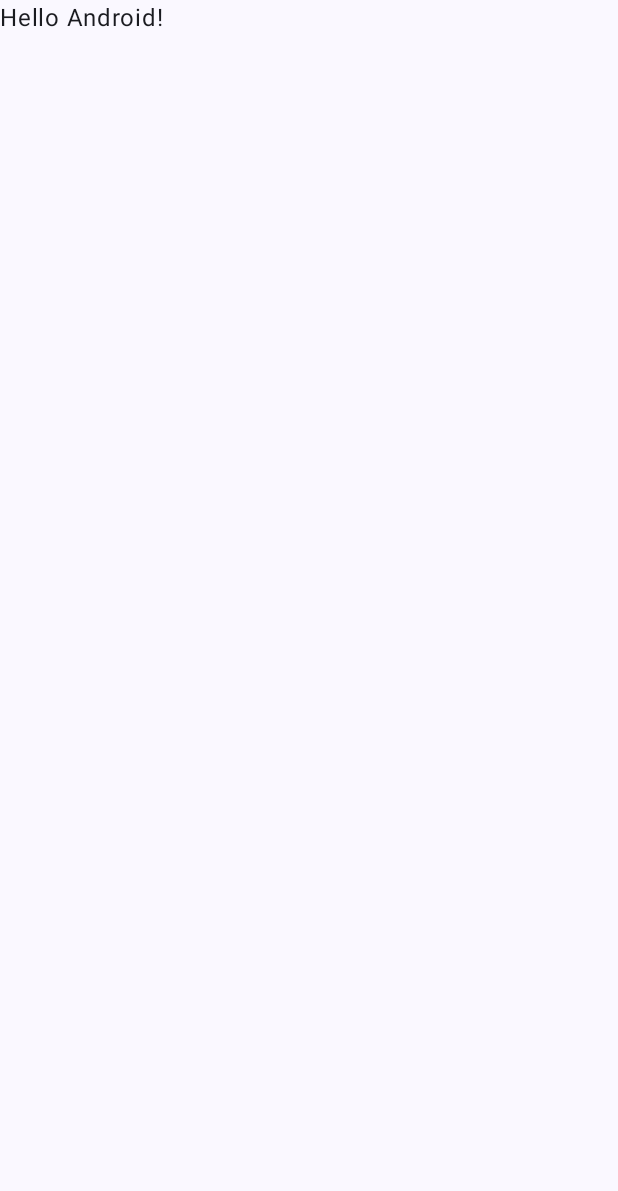
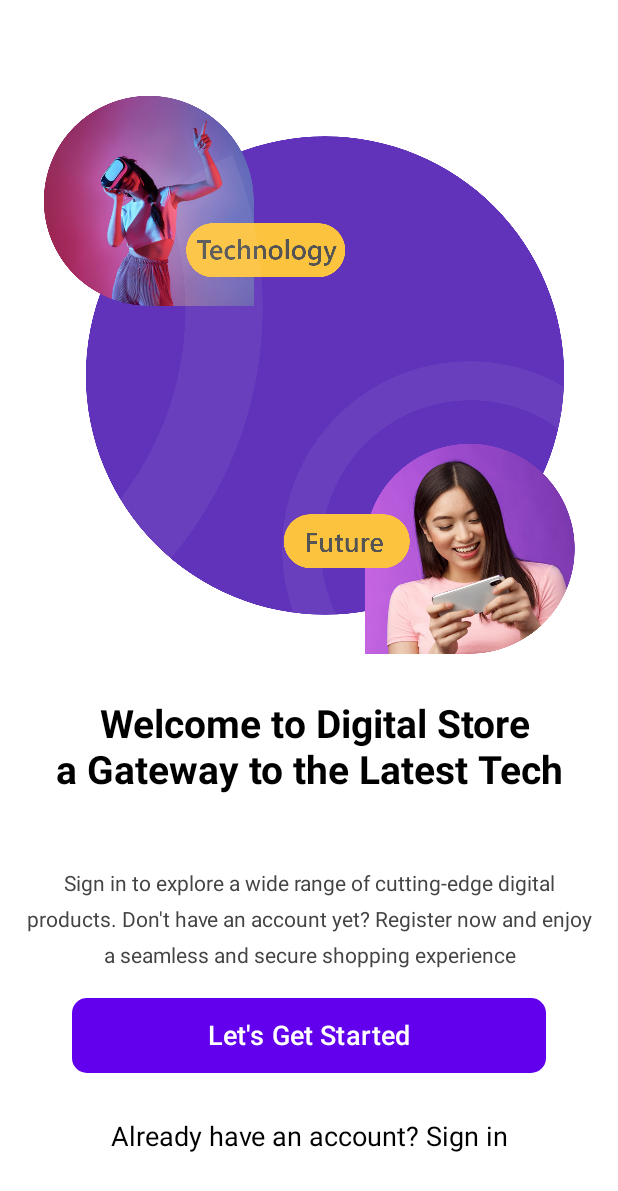
Before and after one commit to vokrob/OnlineShopApp, an Android app built with Jetpack Compose: the screen it shows after launch (MainActivity before the commit, IntroActivity after it), on a phone screen of 412 x 824 dp. Before the commit the part shown is almost empty. Shown: the top 1191 px of the screen. Run offline under Robolectric (Android 15) with nearby library versions, the phone set to English and light mode, and no system bars.

Commit message:
Create IntroActivity

```diff
--- a/app/build.gradle.kts
+++ b/app/build.gradle.kts
@@ -2,6 +2,7 @@ plugins {
     alias(libs.plugins.android.application)
     alias(libs.plugins.kotlin.android)
     alias(libs.plugins.kotlin.compose)
+    alias(libs.plugins.google.gms.google.services)
 }
 
 android {
@@ -10,7 +11,7 @@ android {
 
     defaultConfig {
         applicationId = "com.vokrob.onlineshopapp"
-        minSdk = 21
+        minSdk = 23
         targetSdk = 35
         versionCode = 1
         versionName = "1.0"
@@ -58,6 +59,10 @@ dependencies {
     implementation(libs.gson)
     implementation(libs.androidx.constraintlayout.compose)
     implementation(libs.androidx.foundation)
+    implementation(libs.firebase.database)
+    implementation(libs.androidx.appcompat)
+    implementation(libs.material)
+    implementation(libs.androidx.activity)
 
     testImplementation(libs.junit)
     androidTestImplementation(libs.androidx.junit)
--- a/app/src/main/AndroidManifest.xml
+++ b/app/src/main/AndroidManifest.xml
@@ -13,16 +13,22 @@
         android:theme="@style/Theme.OnlineShopApp"
         tools:targetApi="31">
         <activity
-            android:name=".MainActivity"
-            android:exported="true"
-            android:label="@string/app_name"
-            android:theme="@style/Theme.OnlineShopApp">
+            android:name=".IntroActivity"
+            android:exported="true">
             <intent-filter>
                 <action android:name="android.intent.action.MAIN" />
 
                 <category android:name="android.intent.category.LAUNCHER" />
             </intent-filter>
         </activity>
+        <activity
+            android:name=".BaseActivity"
+            android:exported="false" />
+        <activity
+            android:name=".MainActivity"
+            android:exported="true"
+            android:label="@string/app_name"
+            android:theme="@style/Theme.OnlineShopApp"></activity>
     </application>
 
 </manifest>
--- /dev/null
+++ b/app/src/main/java/com/vokrob/onlineshopapp/BaseActivity.kt
@@ -0,0 +1,10 @@
+package com.vokrob.onlineshopapp
+
+import android.os.Bundle
+import androidx.appcompat.app.AppCompatActivity
+
+open class BaseActivity : AppCompatActivity() {
+    override fun onCreate(savedInstanceState: Bundle?) {
+        super.onCreate(savedInstanceState)
+    }
+}
--- /dev/null
+++ b/app/src/main/java/com/vokrob/onlineshopapp/IntroActivity.kt
@@ -0,0 +1,126 @@
+package com.vokrob.onlineshopapp
+
+import android.content.Intent
+import android.os.Bundle
+import android.view.View
+import android.view.WindowManager
+import androidx.activity.compose.setContent
+import androidx.compose.foundation.Image
+import androidx.compose.foundation.background
+import androidx.compose.foundation.layout.Column
+import androidx.compose.foundation.layout.Spacer
+import androidx.compose.foundation.layout.fillMaxSize
+import androidx.compose.foundation.layout.fillMaxWidth
+import androidx.compose.foundation.layout.height
+import androidx.compose.foundation.layout.padding
+import androidx.compose.foundation.rememberScrollState
+import androidx.compose.foundation.shape.RoundedCornerShape
+import androidx.compose.foundation.verticalScroll
+import androidx.compose.material3.Button
+import androidx.compose.material3.ButtonDefaults
+import androidx.compose.material3.Text
+import androidx.compose.runtime.Composable
+import androidx.compose.ui.Alignment
+import androidx.compose.ui.Modifier
+import androidx.compose.ui.graphics.Color
+import androidx.compose.ui.layout.ContentScale
+import androidx.compose.ui.res.colorResource
+import androidx.compose.ui.res.painterResource
+import androidx.compose.ui.res.stringResource
+import androidx.compose.ui.text.font.FontWeight
+import androidx.compose.ui.text.style.TextAlign
+import androidx.compose.ui.tooling.preview.Preview
+import androidx.compose.ui.unit.dp
+import androidx.compose.ui.unit.sp
+
+class IntroActivity : BaseActivity() {
+    override fun onCreate(savedInstanceState: Bundle?) {
+        super.onCreate(savedInstanceState)
+
+        window.clearFlags(WindowManager.LayoutParams.FLAG_TRANSLUCENT_STATUS)
+        window.addFlags(WindowManager.LayoutParams.FLAG_DRAWS_SYSTEM_BAR_BACKGROUNDS)
+        window.decorView.systemUiVisibility = View.SYSTEM_UI_FLAG_LIGHT_STATUS_BAR
+
+        setContent {
+            IntroScreen(
+                onClick = {
+                    startActivity(
+                        Intent(
+                            this,
+                            MainActivity::class.java
+                        )
+                    )
+                }
+            )
+        }
+    }
+}
+
+@Preview
+@Composable
+fun IntroScreen(onClick: () -> Unit = { }) {
+    Column(
+        modifier = Modifier
+            .fillMaxSize()
+            .background(Color.White)
+            .verticalScroll(rememberScrollState())
+            .padding(16.dp),
+        horizontalAlignment = Alignment.CenterHorizontally
+    ) {
+        Image(
+            painter = painterResource(R.drawable.intro_logo),
+            contentDescription = null,
+            modifier = Modifier
+                .padding(top = 48.dp)
+                .fillMaxWidth(),
+            contentScale = ContentScale.Fit
+        )
+
+        Spacer(modifier = Modifier.height(32.dp))
+
+        Text(
+            text = stringResource(R.string.intro_title),
+            fontSize = 26.sp,
+            fontWeight = FontWeight.Bold,
+            textAlign = TextAlign.Center
+        )
+
+        Spacer(modifier = Modifier.height(32.dp))
+
+        Text(
+            text = stringResource(R.string.intro_sub_title),
+            modifier = Modifier.padding(top = 16.dp),
+            color = Color.DarkGray,
+            textAlign = TextAlign.Center,
+            lineHeight = 24.sp
+        )
+
+        Button(
+            onClick = { onClick() },
+            modifier = Modifier
+                .padding(
+                    horizontal = 32.dp,
+                    vertical = 16.dp
+                )
+                .fillMaxWidth()
+                .height(50.dp),
+            colors = ButtonDefaults.buttonColors(
+                containerColor = colorResource(R.color.purple)
+            ),
+            shape = RoundedCornerShape(10.dp)
+        ) {
+            Text(
+                text = stringResource(R.string.letgo),
+                color = Color.White,
+                fontSize = 18.sp,
+            )
+        }
+
+        Text(
+            text = stringResource(R.string.sign),
+            textAlign = TextAlign.Center,
+            modifier = Modifier.padding(top = 16.dp),
+            fontSize = 18.sp,
+        )
+    }
+}
--- a/app/src/main/res/values/strings.xml
+++ b/app/src/main/res/values/strings.xml
@@ -1,3 +1,17 @@
 <resources>
     <string name="app_name">OnlineShopApp</string>
+
+    <string name="intro_title">
+        Welcome to <font color="#39c7a5">Digital Store</font>\n
+        a <font color="#39c7a5">Gateway</font> to the Latest Tech
+    </string>
+
+    <string name="intro_sub_title">Sign in to explore a wide range of cutting-edge
+    digital products. Don\'t have an account yet?
+    Register now and enjoy a seamless
+    and secure shopping experience</string>
+
+    <string name="letgo">"Let's Get Started"</string>
+
+    <string name="sign">"Already have an account? Sign in"</string>
 </resources>
--- a/app/src/main/res/values/themes.xml
+++ b/app/src/main/res/values/themes.xml
@@ -1,5 +1,5 @@
 <?xml version="1.0" encoding="utf-8"?>
 <resources>
 
-    <style name="Theme.OnlineShopApp" parent="android:Theme.Material.Light.NoActionBar" />
+    <style name="Theme.OnlineShopApp" parent="Theme.AppCompat.Light.NoActionBar" />
 </resources>
--- a/build.gradle.kts
+++ b/build.gradle.kts
@@ -3,4 +3,5 @@ plugins {
     alias(libs.plugins.android.application) apply false
     alias(libs.plugins.kotlin.android) apply false
     alias(libs.plugins.kotlin.compose) apply false
+    alias(libs.plugins.google.gms.google.services) apply false
 }
--- a/gradle/libs.versions.toml
+++ b/gradle/libs.versions.toml
@@ -15,6 +15,11 @@ lifecycleRuntimeKtx = "2.8.7"
 activityCompose = "1.10.0"
 composeBom = "2024.04.01"
 runtimeLivedata = "1.7.6"
+googleGmsGoogleServices = "4.4.2"
+firebaseDatabase = "21.0.0"
+appcompat = "1.7.0"
+material = "1.12.0"
+activity = "1.10.0"
 
 [libraries]
 accompanist-pager = { module = "com.google.accompanist:accompanist-pager", version.ref = "accompanistPagerIndicators" }
@@ -39,8 +44,13 @@ androidx-ui-tooling-preview = { group = "androidx.compose.ui", name = "ui-toolin
 androidx-ui-test-manifest = { group = "androidx.compose.ui", name = "ui-test-manifest" }
 androidx-ui-test-junit4 = { group = "androidx.compose.ui", name = "ui-test-junit4" }
 androidx-material3 = { group = "androidx.compose.material3", name = "material3" }
+firebase-database = { group = "com.google.firebase", name = "firebase-database", version.ref = "firebaseDatabase" }
+androidx-appcompat = { group = "androidx.appcompat", name = "appcompat", version.ref = "appcompat" }
+material = { group = "com.google.android.material", name = "material", version.ref = "material" }
+androidx-activity = { group = "androidx.activity", name = "activity", version.ref = "activity" }
 
 [plugins]
 android-application = { id = "com.android.application", version.ref = "agp" }
 kotlin-android = { id = "org.jetbrains.kotlin.android", version.ref = "kotlin" }
 kotlin-compose = { id = "org.jetbrains.kotlin.plugin.compose", version.ref = "kotlin" }
+google-gms-google-services = { id = "com.google.gms.google-services", version.ref = "googleGmsGoogleServices" }
```
